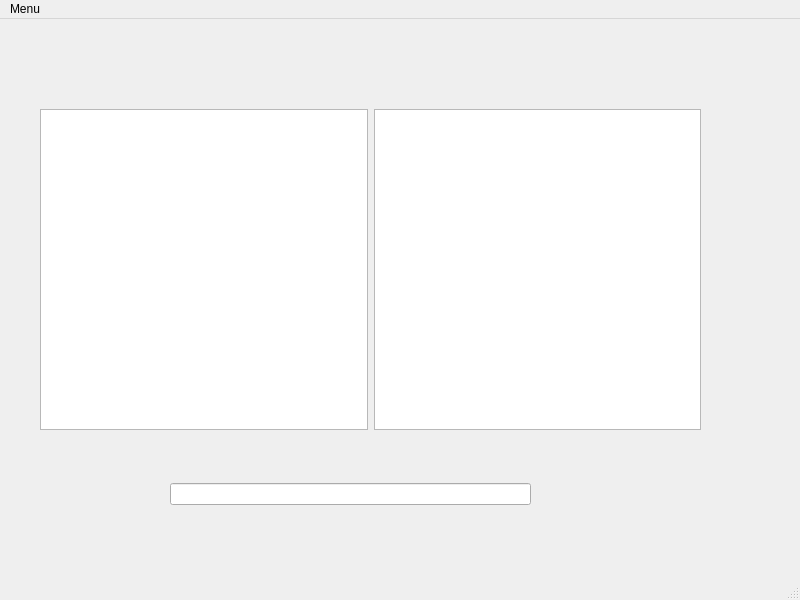
Qt form tcp_client/mainwindow.ui (daani2002/Linux_prog23-24) before a commit.
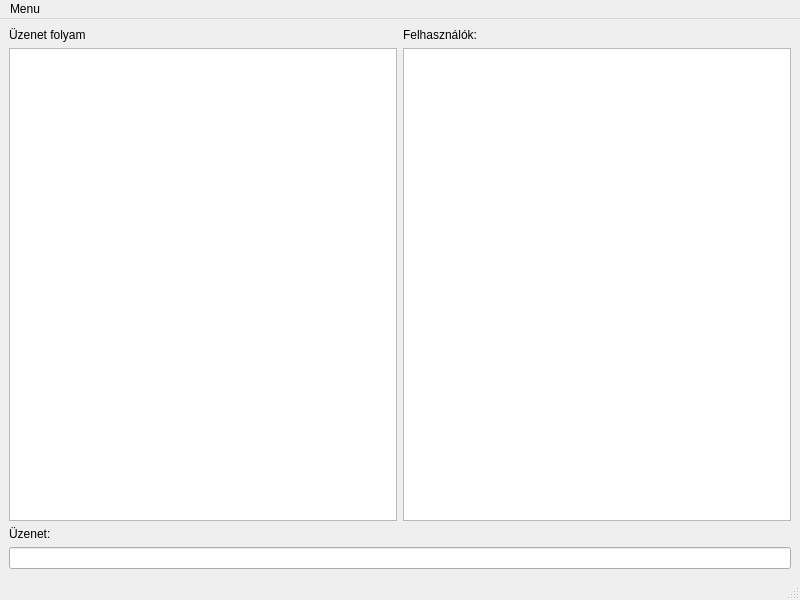
The same form after that commit.

Diff of the .ui file:
```diff
--- a/tcp_client/mainwindow.ui
+++ b/tcp_client/mainwindow.ui
@@ -14,30 +14,26 @@
    <string>MainWindow</string>
   </property>
   <widget class="QWidget" name="centralwidget">
-   <widget class="QWidget" name="verticalLayoutWidget">
-    <property name="geometry">
-     <rect>
-      <x>170</x>
-      <y>430</y>
-      <width>361</width>
-      <height>91</height>
-     </rect>
-    </property>
-    <layout class="QVBoxLayout" name="verticalLayout">
+   <layout class="QVBoxLayout" name="verticalLayout_2">
      <item>
-      <widget class="QLineEdit" name="lineEdit"/>
-     </item>
-    </layout>
-   </widget>
-   <widget class="QWidget" name="horizontalLayoutWidget">
-    <property name="geometry">
-     <rect>
-      <x>40</x>
-      <y>90</y>
-      <width>661</width>
-      <height>321</height>
-     </rect>
-    </property>
+     <layout class="QGridLayout" name="gridLayout">
+      <item row="0" column="2">
+       <widget class="QLabel" name="label_2">
+        <property name="text">
+         <string>Felhasználók:</string>
+        </property>
+       </widget>
+      </item>
+      <item row="0" column="1">
+       <widget class="QLabel" name="label_3">
+        <property name="text">
+         <string>Üzenet folyam</string>
+        </property>
+       </widget>
+      </item>
+     </layout>
+    </item>
+    <item>
     <layout class="QHBoxLayout" name="horizontalLayout">
      <item>
       <widget class="QTextEdit" name="textEdit"/>
@@ -50,7 +46,22 @@
       </widget>
      </item>
     </layout>
-   </widget>
+    </item>
+    <item>
+     <layout class="QVBoxLayout" name="verticalLayout">
+      <item>
+       <widget class="QLabel" name="label">
+        <property name="text">
+         <string>Üzenet:</string>
+        </property>
+       </widget>
+      </item>
+      <item>
+       <widget class="QLineEdit" name="lineEdit"/>
+      </item>
+     </layout>
+    </item>
+   </layout>
   </widget>
   <widget class="QMenuBar" name="menubar">
    <property name="geometry">
```
Left out of the diff: 3 changed lines with no effect on the pictures. Lines whose indentation alone changed are shown as unchanged.
